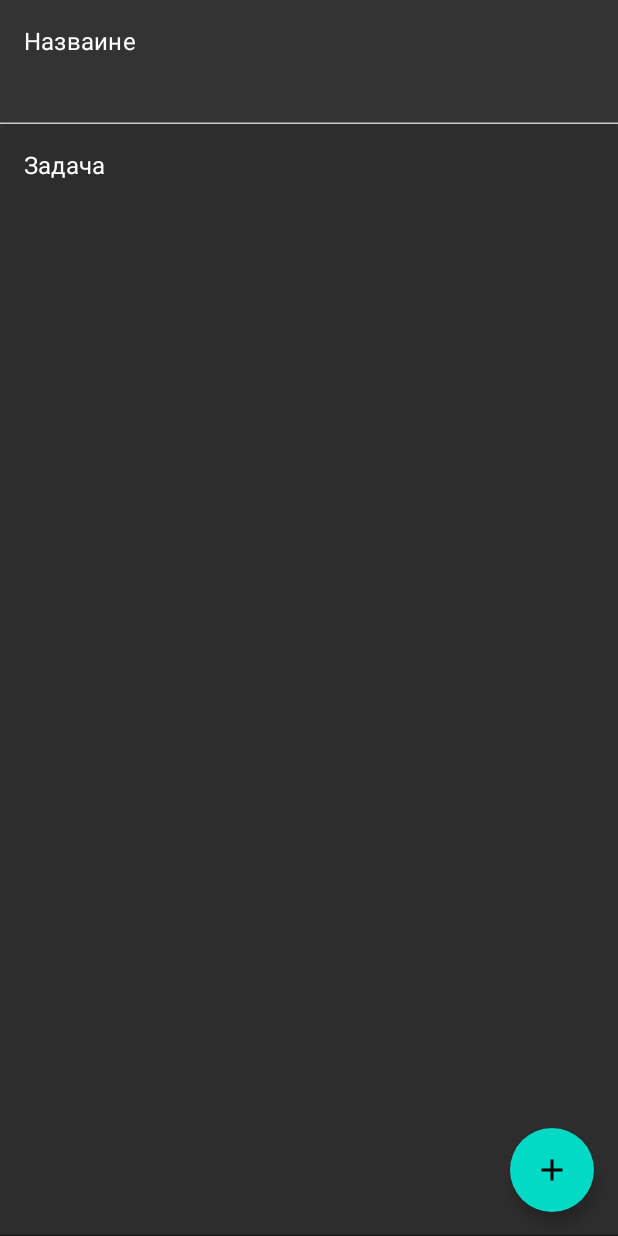
After one commit to Moor1690/forsamsung012, an Android app built with Jetpack Compose: the TaskScreen screen opened through its navigation route, on a phone screen of 412 x 824 dp. The commit adds this screen. Run offline under Robolectric (Android 15) with nearby library versions, the phone set to English and light mode, and no system bars; our stand-ins replace accompanist; libraries missing offline, so code that uses them is left out: com.google.accompanist.navigation.

```diff
--- a/app/src/main/java/com/example/forsamsung012/navigate/Navigate.kt
+++ b/app/src/main/java/com/example/forsamsung012/navigate/Navigate.kt
@@ -8,6 +8,7 @@ import androidx.navigation.NavHostController
 import androidx.navigation.Navigation
 import com.example.forsamsung012.screens.ListScreen
 import com.example.forsamsung012.screens.SigInScreen
+import com.example.forsamsung012.screens.TaskScreen
 import com.example.forsamsung012.ui.theme.Forsamsung012Theme
 import com.google.accompanist.navigation.animation.AnimatedNavHost
 import com.google.accompanist.navigation.animation.composable
@@ -37,6 +38,10 @@ fun Navigate(navController: NavHostController,
                         ListScreen(navController = navController, context = context)
                         isShowBottomBar.value = false
                     }
+                composable(route = "TaskScreen") {
+                    TaskScreen(navController = navController, context = context)
+                    isShowBottomBar.value = true
+                }
             })
     }
 }
--- a/app/src/main/java/com/example/forsamsung012/screens/ListScreen.kt
+++ b/app/src/main/java/com/example/forsamsung012/screens/ListScreen.kt
@@ -8,6 +8,7 @@ import androidx.compose.animation.core.animateFloatAsState
 import androidx.compose.foundation.lazy.*
 import androidx.compose.foundation.Image
 import androidx.compose.foundation.background
+import androidx.compose.foundation.border
 import androidx.compose.foundation.gestures.Orientation
 import androidx.compose.foundation.layout.Box
 import androidx.compose.foundation.layout.Column
@@ -19,16 +20,20 @@ import androidx.compose.foundation.layout.offset
 import androidx.compose.foundation.layout.padding
 import androidx.compose.foundation.layout.size
 import androidx.compose.foundation.layout.width
+import androidx.compose.foundation.layout.widthIn
 import androidx.compose.foundation.lazy.LazyColumn
 import androidx.compose.foundation.magnifier
+import androidx.compose.foundation.shape.CircleShape
 import androidx.compose.foundation.shape.CornerSize
 import androidx.compose.foundation.shape.RoundedCornerShape
 import androidx.compose.material.BottomAppBar
 import androidx.compose.material.DismissDirection
 import androidx.compose.material.DismissValue
 import androidx.compose.material.ExperimentalMaterialApi
+import androidx.compose.material.FloatingActionButton
 import androidx.compose.material.FractionalThreshold
 import androidx.compose.material.Icon
+import androidx.compose.material.OutlinedButton
 import androidx.compose.material.Scaffold
 import androidx.compose.material.SnackbarDefaults.backgroundColor
 import androidx.compose.material.SwipeToDismiss
@@ -66,8 +71,12 @@ import androidx.compose.material.SwipeToDismiss
 import androidx.compose.material.icons.filled.Done
 import androidx.compose.material.rememberDismissState
 import androidx.compose.runtime.getValue
+import androidx.compose.runtime.mutableStateListOf
 import androidx.compose.runtime.rememberUpdatedState
+import androidx.compose.runtime.setValue
 import androidx.compose.ui.draw.scale
+import androidx.compose.ui.text.font.FontWeight
+import androidx.compose.ui.unit.sp
 
 @SuppressLint("UnusedMaterial3ScaffoldPaddingParameter", "UnusedMaterialScaffoldPaddingParameter")
 @OptIn(ExperimentalMaterial3Api::class, ExperimentalMaterialApi::class)
@@ -75,10 +84,9 @@ import androidx.compose.ui.draw.scale
 fun ListScreen(navController: NavHostController, context: Context) {
 
     data class User(var name: String = "", var age: Int = 0){
-
     }
 
-    val password = remember { mutableStateOf("") }
+    val password = remember { mutableStateListOf("") }
     //Text(text = "List Screen")
     val scaffoldState = rememberScaffoldState()
     val scope = rememberCoroutineScope()
@@ -88,7 +96,9 @@ fun ListScreen(navController: NavHostController, context: Context) {
     person1.age = 10
     person2.age = 20
 
-    var itemsList = mutableListOf<User>()
+    var itemsList = remember {
+        mutableStateListOf<User>()
+    }
     var itemsList2 = mutableListOf<String>()
     itemsList2.add("asdasd")
     itemsList2.add("qe")
@@ -120,7 +130,16 @@ fun ListScreen(navController: NavHostController, context: Context) {
     //itemsList2[1].
 
     Scaffold(
-        Modifier.background(color = Color.Red),
+        floatingActionButton = {
+            Button(onClick = { navController.navigate("TaskScreen")},modifier = Modifier.clip(CircleShape).size(50.dp)) {
+                Icon(Icons.Filled.Add, contentDescription = "Добавить", modifier = Modifier.size(50.dp))
+            }
+            /*FloatingActionButton(onClick = { navController.navigate("TaskScreen") }) {
+                *//* FAB content *//*
+                Icon(Icons.Filled.Add, contentDescription = "Добавить")
+            }*/
+        },
+        modifier = Modifier.background(color = Color.Red),
         scaffoldState = scaffoldState,
         drawerBackgroundColor = backgroundColor,
         backgroundColor = backgroundColor,
@@ -141,16 +160,23 @@ fun ListScreen(navController: NavHostController, context: Context) {
         }
     ) {
 
+
+        var isSwipeRemoved by remember{
+            mutableStateOf(false)
+        }
+
         LazyColumn {
             items(itemsList) { item ->
                 //val currentItem by rememberUpdatedState(item)
                 val dismissState = rememberDismissState(
                     confirmStateChange = {
                         if (it == DismissValue.DismissedToEnd){
-                            //todo
+                            itemsList.remove(item)
+                            isSwipeRemoved = true
                         }
                         else if (it == DismissValue.DismissedToStart){
-                            //todo
+                            itemsList.remove(item)
+                            isSwipeRemoved = true
                         }
                         true
                     }
@@ -181,7 +207,7 @@ fun ListScreen(navController: NavHostController, context: Context) {
 
                             Box(modifier = Modifier
                                 .fillMaxSize()
-                                .background(color)
+                                //.background(color)
                                 .padding(12.dp),
                                 contentAlignment = alignment) {
                                 Icon(icon, contentDescription = "icon", modifier = Modifier.scale(scale))
@@ -190,9 +216,10 @@ fun ListScreen(navController: NavHostController, context: Context) {
                         dismissContent = {
                             Card(modifier = Modifier
                                 .fillMaxWidth()
-                                .heightIn(80.dp)
+                                .heightIn(110.dp)
                                 .padding(8.dp)) {
-                            Text(text = item.name)
+                                Text(text = item.name, fontSize = 25.sp, fontWeight = FontWeight.Bold, color = Color.White, modifier = Modifier.padding(horizontal = 16.dp, vertical = 4.dp))
+                                Text(text =  item.name + item.name + item.name + item.name + item.name + item.name + item.name + item.name + item.name + item.name + item.name + item.name + item.name + item.name + item.name + item.name + item.name + item.name + item.name + item.name,  color = Color.White, modifier = Modifier.padding(horizontal = 8.dp, vertical = 0.dp), maxLines = 2)
                             }
                         }
                 )
--- /dev/null
+++ b/app/src/main/java/com/example/forsamsung012/screens/TaskScreen.kt
@@ -0,0 +1,269 @@
+package com.example.forsamsung012.screens
+
+import android.annotation.SuppressLint
+import android.content.Context
+import androidx.compose.animation.core.animateDp
+import androidx.compose.animation.core.animateFloat
+import androidx.compose.animation.core.tween
+import androidx.compose.animation.core.updateTransition
+import androidx.compose.foundation.Canvas
+import androidx.compose.foundation.Image
+import androidx.compose.foundation.clickable
+import androidx.compose.foundation.interaction.MutableInteractionSource
+import androidx.compose.foundation.layout.Column
+import androidx.compose.foundation.layout.Spacer
+import androidx.compose.foundation.layout.fillMaxHeight
+import androidx.compose.foundation.layout.fillMaxSize
+import androidx.compose.foundation.layout.fillMaxWidth
+import androidx.compose.foundation.layout.size
+import androidx.compose.foundation.text.KeyboardOptions
+import androidx.compose.material.FloatingActionButton
+import androidx.compose.material.Icon
+import androidx.compose.material.MaterialTheme
+import androidx.compose.material.Scaffold
+import androidx.compose.material.SnackbarDefaults
+import androidx.compose.material.Text
+import androidx.compose.material.TextField
+import androidx.compose.material.TextFieldDefaults
+import androidx.compose.material.icons.Icons
+import androidx.compose.material.icons.filled.Add
+import androidx.compose.material.icons.filled.Delete
+import androidx.compose.material.icons.filled.Menu
+import androidx.compose.material.rememberScaffoldState
+import androidx.compose.material.ripple.rememberRipple
+import androidx.compose.runtime.Composable
+import androidx.compose.runtime.getValue
+import androidx.compose.runtime.mutableStateOf
+import androidx.compose.runtime.remember
+import androidx.compose.runtime.rememberCoroutineScope
+import androidx.compose.runtime.setValue
+import androidx.compose.ui.Alignment
+import androidx.compose.ui.Modifier
+import androidx.compose.ui.draw.rotate
+import androidx.compose.ui.geometry.Offset
+import androidx.compose.ui.graphics.Color
+import androidx.compose.ui.graphics.ImageBitmap
+import androidx.compose.ui.res.imageResource
+import androidx.compose.ui.text.TextStyle
+import androidx.compose.ui.text.input.ImeAction
+import androidx.compose.ui.text.input.KeyboardType
+import androidx.compose.ui.unit.dp
+import androidx.navigation.NavHostController
+import com.example.forsamsung012.R
+
+enum class MultiFloatingState{
+    Expanded,
+    Collapsed
+}
+
+class MinFabItem(
+    val icon: ImageBitmap,/*ImageVector*/
+    val label:String,
+    val identifier:String
+)
+
+@SuppressLint("UnusedMaterialScaffoldPaddingParameter")
+@Composable
+fun TaskScreen(navController: NavHostController,
+                 context: Context) {
+
+    var multiFloatingState by remember {
+        mutableStateOf(MultiFloatingState.Collapsed)
+    }
+
+    var message1 = remember { mutableStateOf("") }
+    val scaffoldState = rememberScaffoldState()
+    val scope = rememberCoroutineScope()
+
+    val items = listOf(
+        MinFabItem(
+            icon = ImageBitmap.imageResource(id = R.drawable.delete),
+            label = "Menu",
+            identifier = "MenuFab"
+        ),
+        MinFabItem(
+            icon = ImageBitmap.imageResource(id = R.drawable.delete),
+            label = "Delete",
+            identifier = "DeleteFab"
+        )/*,
+        MinFabItem(
+            icon = Icons.Default.Menu,
+            label = "Menu",
+            identifier = "MenuFab"
+        )*/
+    )
+
+    Scaffold(
+        drawerBackgroundColor = SnackbarDefaults.backgroundColor,
+        backgroundColor = SnackbarDefaults.backgroundColor,
+        floatingActionButton = {
+            MultiFloatingButton(
+                multiFloatingState = multiFloatingState,
+                onMultiFabStateChange = {
+                    multiFloatingState = it
+                },
+                items = items
+            )
+
+
+            /*Button(onClick = { navController.navigate("TaskScreen")},modifier = Modifier
+                .clip(
+                    CircleShape
+                )
+                .size(50.dp)) {
+                Icon(Icons.Filled.Add, contentDescription = "Добавить", modifier = Modifier.size(50.dp))
+            }*/
+                               //////////////////////////////////////////////////////////////
+            /*FloatingActionButton(onClick = { navController.navigate("TaskScreen") }) {
+                *//* FAB content *//*
+                Icon(Icons.Filled.Add, contentDescription = "Добавить")
+            }*/
+        },
+        scaffoldState = scaffoldState,
+        drawerGesturesEnabled = scaffoldState.drawerState.isOpen,
+    ){
+       /* Card(modifier = Modifier
+            .fillMaxWidth()
+            .fillMaxHeight(0.1f)) {
+            Text(text = "label", color = Color.White)
+        }*/
+        Column(){
+            TextField(value = message1.value,
+                modifier = Modifier.fillMaxHeight(0.1f),
+                colors = TextFieldDefaults.outlinedTextFieldColors(
+                    focusedBorderColor= Color.Green, // цвет при получении фокуса
+                    unfocusedBorderColor = Color.LightGray),
+                /*colors = TextFieldDefaults.outlinedTextFieldColors(
+                    focusedBorderColor= Color.Green, // цвет при получении фокуса
+                    unfocusedBorderColor = Color.LightGray  // цвет при отсутствии фокуса
+                ),*/
+                onValueChange = { message1.value = it },
+                textStyle = TextStyle(color = Color.White),
+                keyboardOptions = KeyboardOptions(
+                    imeAction = ImeAction.Next
+                ),
+                label = { Text(text = "Назваине",
+                    color = Color.White,
+                    modifier = Modifier.fillMaxWidth()) })
+
+
+            TextField(value = message1.value,
+                onValueChange = { message1.value = it },
+                modifier = Modifier.fillMaxSize(),
+                textStyle = TextStyle(color = Color.White),
+                label = { Text(text = "Задача",
+                    color = Color.White,
+                    modifier = Modifier.fillMaxWidth()) })
+        }
+    }
+
+
+
+
+
+    /*Outlined*/
+    //Text(text = "This is task Screen", color = Color.White)
+
+}
+
+
+@Composable
+fun MultiFloatingButton(
+    multiFloatingState : MultiFloatingState,
+    onMultiFabStateChange: (MultiFloatingState) -> Unit,
+    items:List<MinFabItem>
+){
+    val transition = updateTransition(targetState = multiFloatingState, label = "transition")
+
+    val rotate by transition.animateFloat(label = "rotate") {
+        if (it == MultiFloatingState.Expanded) 315f else 0f
+    }
+
+    val fabScale by transition.animateFloat(label = "FabScale") {
+        if (it == MultiFloatingState.Expanded) 36f else 0f
+    }
+
+    val alpha by transition.animateFloat(label = "alpha",
+        transitionSpec = { tween(durationMillis = 50) }
+        ) {
+        if (it == MultiFloatingState.Expanded) 1f else 0f
+    }
+
+    val textShadow by transition.animateDp(label = "alpha",
+        transitionSpec = { tween(durationMillis = 50) }
+    ) {
+        if (it == MultiFloatingState.Expanded) 2.dp else 0.dp
+    }
+
+    Column(
+        horizontalAlignment = Alignment.End
+    ) {
+        if (transition.currentState == MultiFloatingState.Expanded){
+            items.forEach{
+                MinFad(
+                    item = it,
+                    onMinFabItemClick = {
+
+                    }
+                )
+                Spacer(modifier = Modifier.size(16.dp))
+            }
+        }
+        FloatingActionButton(onClick = {
+            onMultiFabStateChange(
+                if (transition.currentState == MultiFloatingState.Expanded){
+                    MultiFloatingState.Collapsed
+                } else{
+                    MultiFloatingState.Expanded
+                }
+            )
+        }
+        ) {
+            Icon(
+                imageVector = Icons.Default.Add,
+                contentDescription = null,
+                modifier = Modifier.rotate(rotate)
+            )
+
+        }
+    }
+
+
+}
+
+
+@Composable
+fun MinFad(
+    item: MinFabItem,
+    onMinFabItemClick:(MinFabItem)-> Unit
+){
+    val buttonColor = MaterialTheme.colors.secondary
+    Canvas(modifier = Modifier
+        .size(32.dp)
+        .clickable(
+            interactionSource = MutableInteractionSource(),
+            onClick = {
+                onMinFabItemClick.invoke(item)
+            },
+            indication = rememberRipple(
+                bounded = false,
+                radius = 20.dp,
+                color = MaterialTheme.colors.onSurface
+            )
+        )
+    ){
+        drawCircle(
+            color = buttonColor,
+            radius = 46f
+        )
+
+    drawImage(
+            image = item.icon,
+            topLeft = Offset(
+                center.x - (item.icon.width / 2),
+                center.y - (item.icon.width / 2)
+
+            )
+        )
+    }
+}
```
Also changed, not shown: 1 other file.
